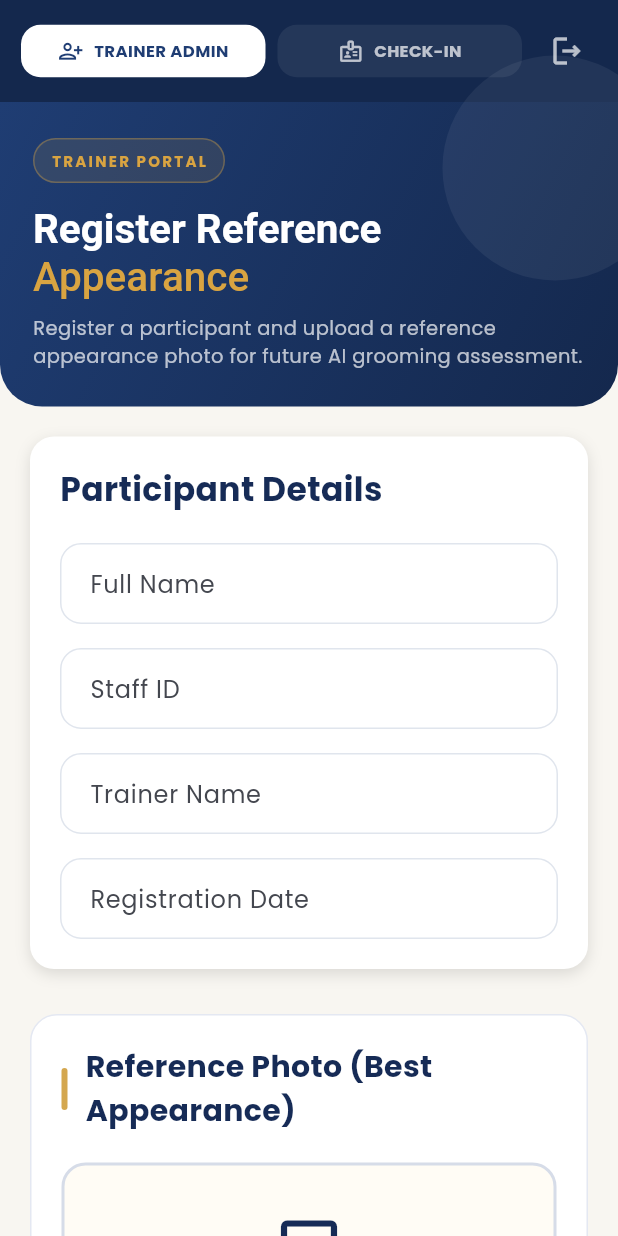
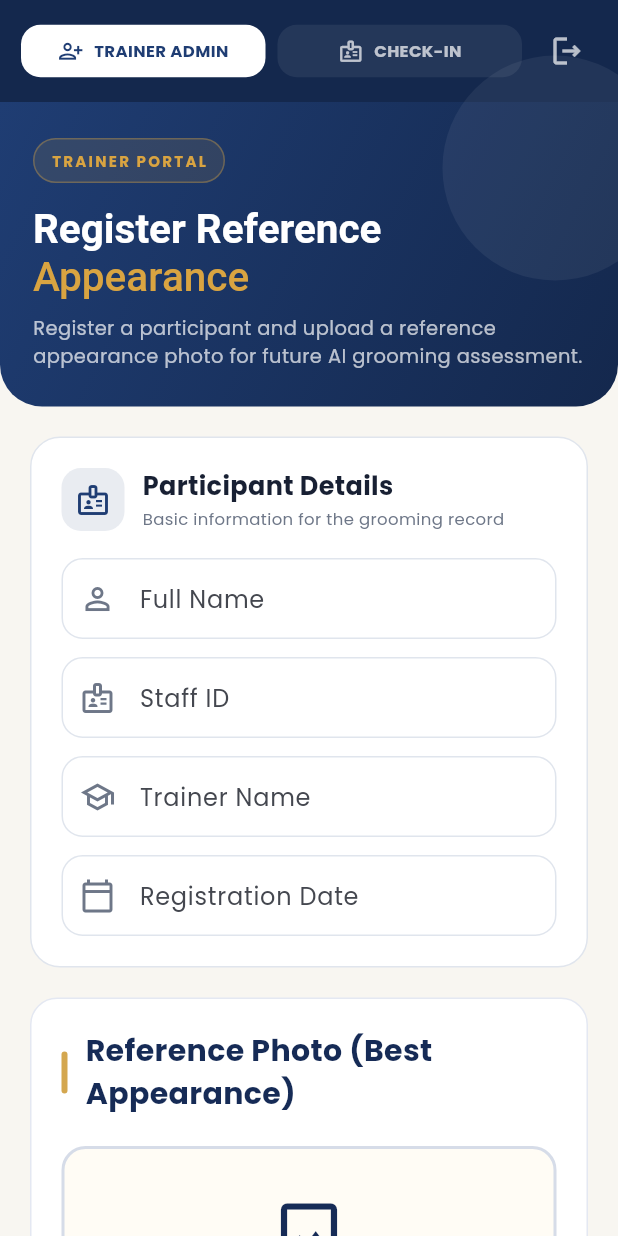
Before and after one commit to ivylinggg/tib_grooming_app, a Flutter app: the RegisterScreen screen opened directly, on a phone screen of 412 x 824 dp. Run offline on Flutter 3.47's test engine with Material 3 defaults, Android fonts, the phone set to English and light mode, and no system bars; our stand-ins replace camera, cloud_firestore, file_picker, firebase_auth, firebase_core, fl_chart and 7 more; missing offline and left inert: dart:html, dart:ui_web, google_mlkit_face_detection; accounts and stored records are empty.

Commit message:
Refine shared UI components

```diff
--- a/lib/widgets/participant_card.dart
+++ b/lib/widgets/participant_card.dart
@@ -1,4 +1,5 @@
 import 'package:flutter/material.dart';
+import '../core/theme/app_theme.dart';
 
 class ParticipantCard extends StatelessWidget {
   final TextEditingController fullNameController;
@@ -17,76 +18,116 @@ class ParticipantCard extends StatelessWidget {
   @override
   Widget build(BuildContext context) {
     return Container(
-      margin: const EdgeInsets.symmetric(horizontal: 20, vertical: 20),
+      margin: const EdgeInsets.fromLTRB(20, 20, 20, 10),
       padding: const EdgeInsets.all(20),
       decoration: BoxDecoration(
-        color: Colors.white,
-        borderRadius: BorderRadius.circular(16),
-        boxShadow: const [
-          BoxShadow(color: Colors.black12, blurRadius: 8, offset: Offset(0, 3)),
-        ],
+        color: AppTheme.surface,
+        borderRadius: BorderRadius.circular(20),
+        border: Border.all(color: AppTheme.border),
       ),
       child: Column(
         crossAxisAlignment: CrossAxisAlignment.start,
         children: [
-          const Text(
-            "Participant Details",
-            style: TextStyle(
-              fontSize: 22,
-              fontWeight: FontWeight.bold,
-              color: Color(0xFF162B56),
-            ),
+          const _SectionTitle(
+            icon: Icons.badge_outlined,
+            title: 'Participant Details',
+            subtitle: 'Basic information for the grooming record',
           ),
-
-          const SizedBox(height: 20),
-
-          TextField(
+          const SizedBox(height: 18),
+          _Field(
             controller: fullNameController,
-            decoration: InputDecoration(
-              labelText: "Full Name",
-              border: OutlineInputBorder(
-                borderRadius: BorderRadius.circular(10),
-              ),
-            ),
+            label: 'Full Name',
+            icon: Icons.person_outline,
+            textCapitalization: TextCapitalization.words,
           ),
-
-          const SizedBox(height: 16),
-
-          TextField(
+          const SizedBox(height: 12),
+          _Field(
             controller: staffIdController,
-            decoration: InputDecoration(
-              labelText: "Staff ID",
-              border: OutlineInputBorder(
-                borderRadius: BorderRadius.circular(10),
-              ),
-            ),
+            label: 'Staff ID',
+            icon: Icons.badge_outlined,
           ),
-
-          const SizedBox(height: 16),
-
-          TextField(
+          const SizedBox(height: 12),
+          _Field(
             controller: trainerNameController,
-            decoration: InputDecoration(
-              labelText: "Trainer Name",
-              border: OutlineInputBorder(
-                borderRadius: BorderRadius.circular(10),
-              ),
-            ),
+            label: 'Trainer Name',
+            icon: Icons.school_outlined,
+            textCapitalization: TextCapitalization.words,
           ),
-
-          const SizedBox(height: 16),
-
-          TextField(
+          const SizedBox(height: 12),
+          _Field(
             controller: registrationDateController,
-            decoration: InputDecoration(
-              labelText: "Registration Date",
-              border: OutlineInputBorder(
-                borderRadius: BorderRadius.circular(10),
-              ),
-            ),
+            label: 'Registration Date',
+            icon: Icons.calendar_today_outlined,
           ),
         ],
       ),
     );
   }
 }
+
+class _SectionTitle extends StatelessWidget {
+  const _SectionTitle({
+    required this.icon,
+    required this.title,
+    required this.subtitle,
+  });
+
+  final IconData icon;
+  final String title;
+  final String subtitle;
+
+  @override
+  Widget build(BuildContext context) {
+    return Row(
+      children: [
+        Container(
+          width: 42,
+          height: 42,
+          decoration: BoxDecoration(
+            color: AppTheme.primary.withValues(alpha: 0.10),
+            borderRadius: BorderRadius.circular(13),
+          ),
+          child: const Icon(Icons.badge_outlined, color: AppTheme.primary),
+        ),
+        const SizedBox(width: 12),
+        Expanded(
+          child: Column(
+            crossAxisAlignment: CrossAxisAlignment.start,
+            children: [
+              Text(title, style: const TextStyle(fontSize: 17, fontWeight: FontWeight.w700, color: AppTheme.text)),
+              const SizedBox(height: 2),
+              Text(subtitle, style: const TextStyle(fontSize: 11, color: AppTheme.textMuted)),
+            ],
+          ),
+        ),
+      ],
+    );
+  }
+}
+
+class _Field extends StatelessWidget {
+  const _Field({
+    required this.controller,
+    required this.label,
+    required this.icon,
+    this.textCapitalization,
+  });
+
+  final TextEditingController controller;
+  final String label;
+  final IconData icon;
+  final TextCapitalization? textCapitalization;
+
+  @override
+  Widget build(BuildContext context) {
+    return TextField(
+      controller: controller,
+      textCapitalization:
+          textCapitalization ?? TextCapitalization.none,
+      decoration: InputDecoration(
+        labelText: label,
+        prefixIcon: Icon(icon),
+      ),
+    );
+  }
+}
```
